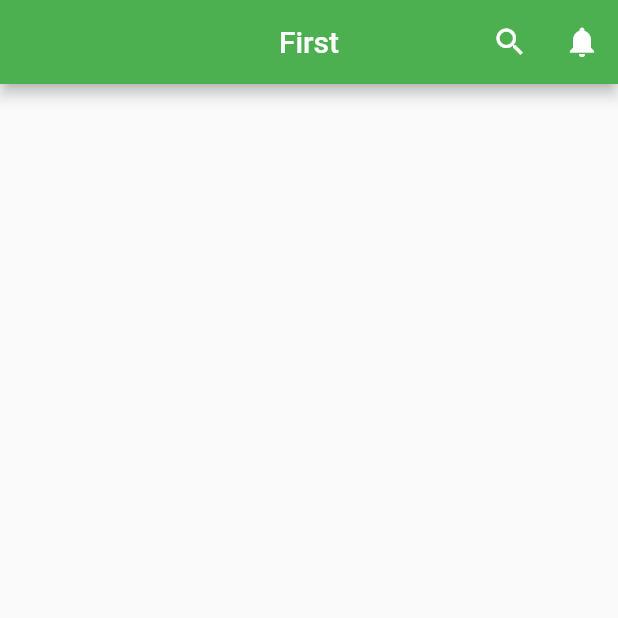
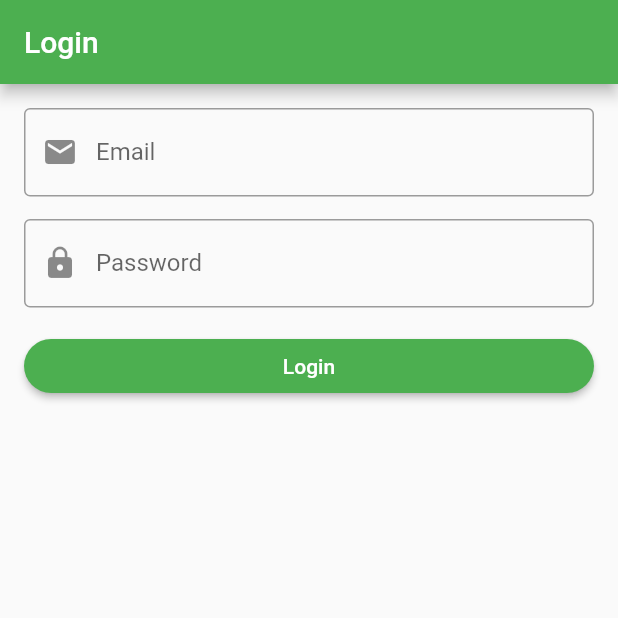
Before and after one commit to amir58/FlutterInstant1, a Flutter app: the screen it shows after launch, on a phone screen of 412 x 824 dp, the top half of it. Run offline on Flutter 3.47's test engine with Material 2 defaults, Android fonts, the phone set to English and light mode, and no system bars.

Commit message:
Session6

```diff
--- a/lib/main.dart
+++ b/lib/main.dart
@@ -13,32 +13,58 @@ class MyApp extends StatelessWidget {
       theme: ThemeData(
         primarySwatch: Colors.green,
       ),
-      home: const FirstScreen(),
+      home: const LoginScreen(),
     );
   }
 }
 
-class FirstScreen extends StatelessWidget {
-  const FirstScreen({super.key});
+class LoginScreen extends StatelessWidget {
+  const LoginScreen({super.key});
+
+  // Layouts => Column, Row, Stack
+  // Widget or Widgets
+  // Widget  => child
+  // Widgets => children
 
   @override
   Widget build(BuildContext context) {
     return Scaffold(
       appBar: AppBar(
-        title: Text("First"),
-        centerTitle: true,
-        actions: [
-          IconButton(
-            onPressed: () {
-              print('Search');
-            },
-            icon: Icon(Icons.search),
-          ),
-          IconButton(
-            onPressed: () => print('Notifications'),
-            icon: Icon(Icons.notifications),
-          ),
-        ],
+        title: const Text("Login"),
+      ),
+      body: Padding(
+        padding: const EdgeInsets.all(16),
+        child: Column(
+          children: [
+            TextFormField(
+              decoration: const InputDecoration(
+                labelText: 'Email',
+                border: OutlineInputBorder(),
+                prefixIcon: Icon(Icons.email),
+              ),
+            ),
+            const SizedBox(height: 15),
+            TextFormField(
+              obscureText: true,
+              decoration: const InputDecoration(
+                labelText: 'Password',
+                border: OutlineInputBorder(),
+                prefixIcon: Icon(Icons.lock),
+              ),
+            ),
+            const SizedBox(height: 15),
+            Container(
+              width: double.infinity,
+              child: ElevatedButton(
+                onPressed: () {
+                  print('Login pressed');
+                },
+                child: const Text("Login"),
+                style: ElevatedButton.styleFrom(shape: const StadiumBorder()),
+              ),
+            ),
+          ],
+        ),
       ),
     );
   }
```
Also changed, not shown: lib/oop.dart (+27 -1 lines), lib/person.dart (+37 -0 lines), lib/phone.dart (added, +47 -0 lines).
